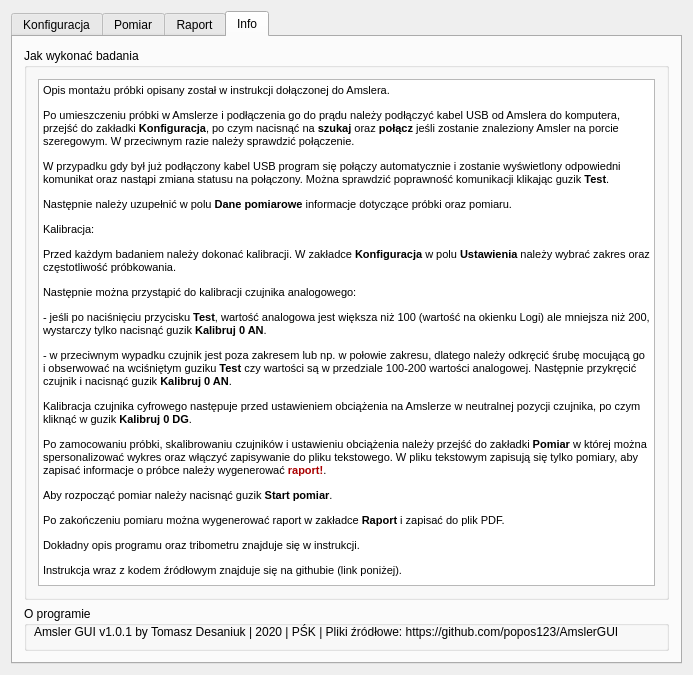
popos123/AmslerGUI, file AmslerGUI/mainwindow.ui: the form before one commit.
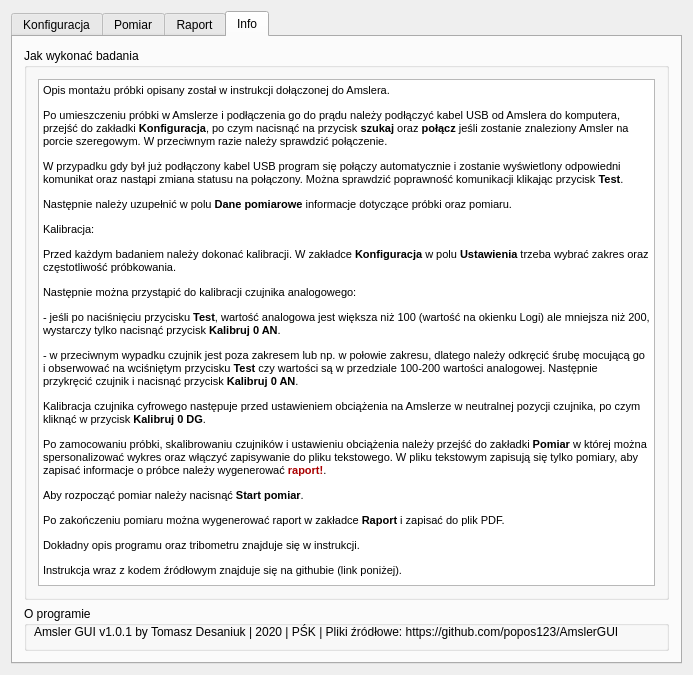
The form after the commit. The open tabs and pages were chosen to show the change. Custom widgets are drawn as their Qt base class.

Diff of the .ui file:
```diff
--- a/AmslerGUI/mainwindow.ui
+++ b/AmslerGUI/mainwindow.ui
@@ -1347,17 +1347,17 @@
 p, li { white-space: pre-wrap; }
 &lt;/style&gt;&lt;/head&gt;&lt;body style=&quot; font-family:'MS Shell Dlg 2'; font-size:8.25pt; font-weight:400; font-style:normal;&quot;&gt;
 &lt;p style=&quot; margin-top:12px; margin-bottom:12px; margin-left:0px; margin-right:0px; -qt-block-indent:0; text-indent:0px;&quot;&gt;&lt;span style=&quot; font-family:'MS Shell Dlg 2','sans-serif'; font-size:8.5pt;&quot;&gt;Opis montażu próbki opisany został w instrukcji dołączonej do Amslera.&lt;/span&gt;&lt;span style=&quot; font-size:8pt;&quot;&gt; &lt;/span&gt;&lt;/p&gt;
-&lt;p style=&quot; margin-top:12px; margin-bottom:12px; margin-left:0px; margin-right:0px; -qt-block-indent:0; text-indent:0px;&quot;&gt;&lt;span style=&quot; font-family:'MS Shell Dlg 2','sans-serif'; font-size:8.5pt;&quot;&gt;Po umieszczeniu próbki w Amslerze i podłączenia go do prądu należy podłączyć kabel USB od Amslera do komputera, przejść do zakładki &lt;/span&gt;&lt;span style=&quot; font-family:'MS Shell Dlg 2','sans-serif'; font-size:8.5pt; font-weight:600;&quot;&gt;Konfiguracja&lt;/span&gt;&lt;span style=&quot; font-family:'MS Shell Dlg 2','sans-serif'; font-size:8.5pt;&quot;&gt;, po czym nacisnąć na &lt;/span&gt;&lt;span style=&quot; font-family:'MS Shell Dlg 2','sans-serif'; font-size:8.5pt; font-weight:600;&quot;&gt;szukaj&lt;/span&gt;&lt;span style=&quot; font-family:'MS Shell Dlg 2','sans-serif'; font-size:8.5pt;&quot;&gt; oraz &lt;/span&gt;&lt;span style=&quot; font-family:'MS Shell Dlg 2','sans-serif'; font-size:8.5pt; font-weight:600;&quot;&gt;połącz&lt;/span&gt;&lt;span style=&quot; font-family:'MS Shell Dlg 2','sans-serif'; font-size:8.5pt;&quot;&gt; jeśli zostanie znaleziony Amsler na porcie szeregowym. W przeciwnym razie należy sprawdzić połączenie.&lt;/span&gt;&lt;span style=&quot; font-size:8pt;&quot;&gt; &lt;/span&gt;&lt;/p&gt;
-&lt;p style=&quot; margin-top:12px; margin-bottom:12px; margin-left:0px; margin-right:0px; -qt-block-indent:0; text-indent:0px;&quot;&gt;&lt;span style=&quot; font-family:'MS Shell Dlg 2','sans-serif'; font-size:8.5pt;&quot;&gt;W przypadku gdy był już podłączony kabel USB program się połączy automatycznie i zostanie wyświetlony odpowiedni komunikat oraz nastąpi zmiana statusu na połączony. Można sprawdzić poprawność komunikacji klikając guzik &lt;/span&gt;&lt;span style=&quot; font-family:'MS Shell Dlg 2','sans-serif'; font-size:8.5pt; font-weight:600;&quot;&gt;Test&lt;/span&gt;&lt;span style=&quot; font-family:'MS Shell Dlg 2','sans-serif'; font-size:8.5pt;&quot;&gt;.&lt;/span&gt;&lt;span style=&quot; font-size:8pt;&quot;&gt; &lt;/span&gt;&lt;/p&gt;
+&lt;p style=&quot; margin-top:12px; margin-bottom:12px; margin-left:0px; margin-right:0px; -qt-block-indent:0; text-indent:0px;&quot;&gt;&lt;span style=&quot; font-family:'MS Shell Dlg 2','sans-serif'; font-size:8.5pt;&quot;&gt;Po umieszczeniu próbki w Amslerze i podłączenia go do prądu należy podłączyć kabel USB od Amslera do komputera, przejść do zakładki &lt;/span&gt;&lt;span style=&quot; font-family:'MS Shell Dlg 2','sans-serif'; font-size:8.5pt; font-weight:600;&quot;&gt;Konfiguracja&lt;/span&gt;&lt;span style=&quot; font-family:'MS Shell Dlg 2','sans-serif'; font-size:8.5pt;&quot;&gt;, po czym nacisnąć na przycisk &lt;/span&gt;&lt;span style=&quot; font-family:'MS Shell Dlg 2','sans-serif'; font-size:8.5pt; font-weight:600;&quot;&gt;szukaj&lt;/span&gt;&lt;span style=&quot; font-family:'MS Shell Dlg 2','sans-serif'; font-size:8.5pt;&quot;&gt; oraz &lt;/span&gt;&lt;span style=&quot; font-family:'MS Shell Dlg 2','sans-serif'; font-size:8.5pt; font-weight:600;&quot;&gt;połącz&lt;/span&gt;&lt;span style=&quot; font-family:'MS Shell Dlg 2','sans-serif'; font-size:8.5pt;&quot;&gt; jeśli zostanie znaleziony Amsler na porcie szeregowym. W przeciwnym razie należy sprawdzić połączenie.&lt;/span&gt;&lt;span style=&quot; font-size:8pt;&quot;&gt; &lt;/span&gt;&lt;/p&gt;
+&lt;p style=&quot; margin-top:12px; margin-bottom:12px; margin-left:0px; margin-right:0px; -qt-block-indent:0; text-indent:0px;&quot;&gt;&lt;span style=&quot; font-family:'MS Shell Dlg 2','sans-serif'; font-size:8.5pt;&quot;&gt;W przypadku gdy był już podłączony kabel USB program się połączy automatycznie i zostanie wyświetlony odpowiedni komunikat oraz nastąpi zmiana statusu na połączony. Można sprawdzić poprawność komunikacji klikając przycisk &lt;/span&gt;&lt;span style=&quot; font-family:'MS Shell Dlg 2','sans-serif'; font-size:8.5pt; font-weight:600;&quot;&gt;Test&lt;/span&gt;&lt;span style=&quot; font-family:'MS Shell Dlg 2','sans-serif'; font-size:8.5pt;&quot;&gt;.&lt;/span&gt;&lt;span style=&quot; font-size:8pt;&quot;&gt; &lt;/span&gt;&lt;/p&gt;
 &lt;p style=&quot; margin-top:12px; margin-bottom:12px; margin-left:0px; margin-right:0px; -qt-block-indent:0; text-indent:0px;&quot;&gt;&lt;span style=&quot; font-family:'MS Shell Dlg 2','sans-serif'; font-size:8.5pt;&quot;&gt;Następnie należy uzupełnić w polu &lt;/span&gt;&lt;span style=&quot; font-family:'MS Shell Dlg 2','sans-serif'; font-size:8.5pt; font-weight:600;&quot;&gt;Dane&lt;/span&gt;&lt;span style=&quot; font-family:'MS Shell Dlg 2','sans-serif'; font-size:8.5pt;&quot;&gt; &lt;/span&gt;&lt;span style=&quot; font-family:'MS Shell Dlg 2','sans-serif'; font-size:8.5pt; font-weight:600;&quot;&gt;pomiarowe&lt;/span&gt;&lt;span style=&quot; font-family:'MS Shell Dlg 2','sans-serif'; font-size:8.5pt;&quot;&gt; informacje dotyczące próbki oraz pomiaru.&lt;/span&gt;&lt;span style=&quot; font-size:8pt;&quot;&gt; &lt;/span&gt;&lt;/p&gt;
 &lt;p style=&quot; margin-top:12px; margin-bottom:12px; margin-left:0px; margin-right:0px; -qt-block-indent:0; text-indent:0px;&quot;&gt;&lt;span style=&quot; font-family:'MS Shell Dlg 2','sans-serif'; font-size:8.5pt;&quot;&gt;Kalibracja:&lt;/span&gt;&lt;span style=&quot; font-size:8pt;&quot;&gt; &lt;/span&gt;&lt;/p&gt;
-&lt;p style=&quot; margin-top:12px; margin-bottom:12px; margin-left:0px; margin-right:0px; -qt-block-indent:0; text-indent:0px;&quot;&gt;&lt;span style=&quot; font-family:'MS Shell Dlg 2','sans-serif'; font-size:8.5pt;&quot;&gt;Przed każdym badaniem należy dokonać kalibracji. W zakładce &lt;/span&gt;&lt;span style=&quot; font-family:'MS Shell Dlg 2','sans-serif'; font-size:8.5pt; font-weight:600;&quot;&gt;Konfiguracja&lt;/span&gt;&lt;span style=&quot; font-family:'MS Shell Dlg 2','sans-serif'; font-size:8.5pt;&quot;&gt; w polu &lt;/span&gt;&lt;span style=&quot; font-family:'MS Shell Dlg 2','sans-serif'; font-size:8.5pt; font-weight:600;&quot;&gt;Ustawienia&lt;/span&gt;&lt;span style=&quot; font-family:'MS Shell Dlg 2','sans-serif'; font-size:8.5pt;&quot;&gt; należy wybrać zakres oraz częstotliwość próbkowania.&lt;/span&gt;&lt;span style=&quot; font-size:8pt;&quot;&gt; &lt;/span&gt;&lt;/p&gt;
+&lt;p style=&quot; margin-top:12px; margin-bottom:12px; margin-left:0px; margin-right:0px; -qt-block-indent:0; text-indent:0px;&quot;&gt;&lt;span style=&quot; font-family:'MS Shell Dlg 2','sans-serif'; font-size:8.5pt;&quot;&gt;Przed każdym badaniem należy dokonać kalibracji. W zakładce &lt;/span&gt;&lt;span style=&quot; font-family:'MS Shell Dlg 2','sans-serif'; font-size:8.5pt; font-weight:600;&quot;&gt;Konfiguracja&lt;/span&gt;&lt;span style=&quot; font-family:'MS Shell Dlg 2','sans-serif'; font-size:8.5pt;&quot;&gt; w polu &lt;/span&gt;&lt;span style=&quot; font-family:'MS Shell Dlg 2','sans-serif'; font-size:8.5pt; font-weight:600;&quot;&gt;Ustawienia&lt;/span&gt;&lt;span style=&quot; font-family:'MS Shell Dlg 2','sans-serif'; font-size:8.5pt;&quot;&gt; trzeba wybrać zakres oraz częstotliwość próbkowania.&lt;/span&gt;&lt;span style=&quot; font-size:8pt;&quot;&gt; &lt;/span&gt;&lt;/p&gt;
 &lt;p style=&quot; margin-top:12px; margin-bottom:12px; margin-left:0px; margin-right:0px; -qt-block-indent:0; text-indent:0px;&quot;&gt;&lt;span style=&quot; font-family:'MS Shell Dlg 2','sans-serif'; font-size:8.5pt;&quot;&gt;Następnie można przystąpić do kalibracji czujnika analogowego:&lt;/span&gt;&lt;span style=&quot; font-size:8pt;&quot;&gt; &lt;/span&gt;&lt;/p&gt;
-&lt;p style=&quot; margin-top:12px; margin-bottom:12px; margin-left:0px; margin-right:0px; -qt-block-indent:0; text-indent:0px;&quot;&gt;&lt;span style=&quot; font-family:'MS Shell Dlg 2','sans-serif'; font-size:8.5pt;&quot;&gt;- jeśli po naciśnięciu przycisku &lt;/span&gt;&lt;span style=&quot; font-family:'MS Shell Dlg 2','sans-serif'; font-size:8.5pt; font-weight:600;&quot;&gt;Test&lt;/span&gt;&lt;span style=&quot; font-family:'MS Shell Dlg 2','sans-serif'; font-size:8.5pt;&quot;&gt;, wartość analogowa jest większa niż 100 (wartość na okienku Logi) ale mniejsza niż 200, wystarczy tylko nacisnąć guzik&lt;/span&gt;&lt;span style=&quot; font-family:'MS Shell Dlg 2','sans-serif'; font-size:8.5pt; font-weight:600;&quot;&gt; Kalibruj 0 AN&lt;/span&gt;&lt;span style=&quot; font-family:'MS Shell Dlg 2','sans-serif'; font-size:8.5pt;&quot;&gt;.&lt;/span&gt;&lt;span style=&quot; font-size:8pt;&quot;&gt; &lt;/span&gt;&lt;/p&gt;
-&lt;p style=&quot; margin-top:12px; margin-bottom:12px; margin-left:0px; margin-right:0px; -qt-block-indent:0; text-indent:0px;&quot;&gt;&lt;span style=&quot; font-family:'MS Shell Dlg 2','sans-serif'; font-size:8.5pt;&quot;&gt;- w przeciwnym wypadku czujnik jest poza zakresem lub np. w połowie zakresu, dlatego należy odkręcić śrubę mocującą go i obserwować na wciśniętym guziku &lt;/span&gt;&lt;span style=&quot; font-family:'MS Shell Dlg 2','sans-serif'; font-size:8.5pt; font-weight:600;&quot;&gt;Test&lt;/span&gt;&lt;span style=&quot; font-family:'MS Shell Dlg 2','sans-serif'; font-size:8.5pt;&quot;&gt; czy wartości są w przedziale 100-200 wartości analogowej. Następnie przykręcić czujnik i nacisnąć guzik &lt;/span&gt;&lt;span style=&quot; font-family:'MS Shell Dlg 2','sans-serif'; font-size:8.5pt; font-weight:600;&quot;&gt;Kalibruj 0 AN&lt;/span&gt;&lt;span style=&quot; font-family:'MS Shell Dlg 2','sans-serif'; font-size:8.5pt;&quot;&gt;.&lt;/span&gt;&lt;span style=&quot; font-size:8pt;&quot;&gt; &lt;/span&gt;&lt;/p&gt;
-&lt;p style=&quot; margin-top:12px; margin-bottom:12px; margin-left:0px; margin-right:0px; -qt-block-indent:0; text-indent:0px;&quot;&gt;&lt;span style=&quot; font-family:'MS Shell Dlg 2','sans-serif'; font-size:8.5pt;&quot;&gt;Kalibracja czujnika cyfrowego następuje przed ustawieniem obciążenia na Amslerze w neutralnej pozycji czujnika, po czym kliknąć w guzik&lt;/span&gt;&lt;span style=&quot; font-family:'MS Shell Dlg 2','sans-serif'; font-size:8.5pt; font-weight:600;&quot;&gt; Kalibruj 0 DG&lt;/span&gt;&lt;span style=&quot; font-family:'MS Shell Dlg 2','sans-serif'; font-size:8.5pt;&quot;&gt;.&lt;/span&gt;&lt;span style=&quot; font-size:8pt;&quot;&gt; &lt;/span&gt;&lt;/p&gt;
+&lt;p style=&quot; margin-top:12px; margin-bottom:12px; margin-left:0px; margin-right:0px; -qt-block-indent:0; text-indent:0px;&quot;&gt;&lt;span style=&quot; font-family:'MS Shell Dlg 2','sans-serif'; font-size:8.5pt;&quot;&gt;- jeśli po naciśnięciu przycisku &lt;/span&gt;&lt;span style=&quot; font-family:'MS Shell Dlg 2','sans-serif'; font-size:8.5pt; font-weight:600;&quot;&gt;Test&lt;/span&gt;&lt;span style=&quot; font-family:'MS Shell Dlg 2','sans-serif'; font-size:8.5pt;&quot;&gt;, wartość analogowa jest większa niż 100 (wartość na okienku Logi) ale mniejsza niż 200, wystarczy tylko nacisnąć przycisk&lt;/span&gt;&lt;span style=&quot; font-family:'MS Shell Dlg 2','sans-serif'; font-size:8.5pt; font-weight:600;&quot;&gt; Kalibruj 0 AN&lt;/span&gt;&lt;span style=&quot; font-family:'MS Shell Dlg 2','sans-serif'; font-size:8.5pt;&quot;&gt;.&lt;/span&gt;&lt;span style=&quot; font-size:8pt;&quot;&gt; &lt;/span&gt;&lt;/p&gt;
+&lt;p style=&quot; margin-top:12px; margin-bottom:12px; margin-left:0px; margin-right:0px; -qt-block-indent:0; text-indent:0px;&quot;&gt;&lt;span style=&quot; font-family:'MS Shell Dlg 2','sans-serif'; font-size:8.5pt;&quot;&gt;- w przeciwnym wypadku czujnik jest poza zakresem lub np. w połowie zakresu, dlatego należy odkręcić śrubę mocującą go i obserwować na wciśniętym przycisku &lt;/span&gt;&lt;span style=&quot; font-family:'MS Shell Dlg 2','sans-serif'; font-size:8.5pt; font-weight:600;&quot;&gt;Test&lt;/span&gt;&lt;span style=&quot; font-family:'MS Shell Dlg 2','sans-serif'; font-size:8.5pt;&quot;&gt; czy wartości są w przedziale 100-200 wartości analogowej. Następnie przykręcić czujnik i nacisnąć przycisk &lt;/span&gt;&lt;span style=&quot; font-family:'MS Shell Dlg 2','sans-serif'; font-size:8.5pt; font-weight:600;&quot;&gt;Kalibruj 0 AN&lt;/span&gt;&lt;span style=&quot; font-family:'MS Shell Dlg 2','sans-serif'; font-size:8.5pt;&quot;&gt;.&lt;/span&gt;&lt;/p&gt;
+&lt;p style=&quot; margin-top:12px; margin-bottom:12px; margin-left:0px; margin-right:0px; -qt-block-indent:0; text-indent:0px;&quot;&gt;&lt;span style=&quot; font-family:'MS Shell Dlg 2','sans-serif'; font-size:8.5pt;&quot;&gt;Kalibracja czujnika cyfrowego następuje przed ustawieniem obciążenia na Amslerze w neutralnej pozycji czujnika, po czym kliknąć w przycisk&lt;/span&gt;&lt;span style=&quot; font-family:'MS Shell Dlg 2','sans-serif'; font-size:8.5pt; font-weight:600;&quot;&gt; Kalibruj 0 DG&lt;/span&gt;&lt;span style=&quot; font-family:'MS Shell Dlg 2','sans-serif'; font-size:8.5pt;&quot;&gt;.&lt;/span&gt;&lt;span style=&quot; font-size:8pt;&quot;&gt; &lt;/span&gt;&lt;/p&gt;
 &lt;p style=&quot; margin-top:12px; margin-bottom:12px; margin-left:0px; margin-right:0px; -qt-block-indent:0; text-indent:0px;&quot;&gt;&lt;span style=&quot; font-family:'MS Shell Dlg 2','sans-serif'; font-size:8.5pt;&quot;&gt;Po zamocowaniu próbki, skalibrowaniu czujników i ustawieniu obciążenia należy przejść do zakładki &lt;/span&gt;&lt;span style=&quot; font-family:'MS Shell Dlg 2','sans-serif'; font-size:8.5pt; font-weight:600;&quot;&gt;Pomiar&lt;/span&gt;&lt;span style=&quot; font-family:'MS Shell Dlg 2','sans-serif'; font-size:8.5pt;&quot;&gt; w której można spersonalizować wykres oraz włączyć zapisywanie do pliku tekstowego.&lt;/span&gt;&lt;span style=&quot; font-size:8pt;&quot;&gt; W pliku tekstowym zapisują się tylko pomiary, aby zapisać informacje o próbce należy wygenerować &lt;/span&gt;&lt;span style=&quot; font-size:8pt; font-weight:600; color:#aa0000;&quot;&gt;raport!&lt;/span&gt;&lt;span style=&quot; font-size:8pt;&quot;&gt;.&lt;/span&gt;&lt;/p&gt;
-&lt;p style=&quot; margin-top:12px; margin-bottom:12px; margin-left:0px; margin-right:0px; -qt-block-indent:0; text-indent:0px;&quot;&gt;&lt;span style=&quot; font-family:'MS Shell Dlg 2','sans-serif'; font-size:8.5pt;&quot;&gt;Aby rozpocząć pomiar należy nacisnąć guzik &lt;/span&gt;&lt;span style=&quot; font-family:'MS Shell Dlg 2','sans-serif'; font-size:8.5pt; font-weight:600;&quot;&gt;Start pomiar&lt;/span&gt;&lt;span style=&quot; font-family:'MS Shell Dlg 2','sans-serif'; font-size:8.5pt;&quot;&gt;.&lt;/span&gt;&lt;span style=&quot; font-size:8pt;&quot;&gt; &lt;/span&gt;&lt;/p&gt;
+&lt;p style=&quot; margin-top:12px; margin-bottom:12px; margin-left:0px; margin-right:0px; -qt-block-indent:0; text-indent:0px;&quot;&gt;&lt;span style=&quot; font-family:'MS Shell Dlg 2','sans-serif'; font-size:8.5pt;&quot;&gt;Aby rozpocząć pomiar należy nacisnąć &lt;/span&gt;&lt;span style=&quot; font-family:'MS Shell Dlg 2','sans-serif'; font-size:8.5pt; font-weight:600;&quot;&gt;Start pomiar&lt;/span&gt;&lt;span style=&quot; font-family:'MS Shell Dlg 2','sans-serif'; font-size:8.5pt;&quot;&gt;.&lt;/span&gt;&lt;span style=&quot; font-size:8pt;&quot;&gt; &lt;/span&gt;&lt;/p&gt;
 &lt;p style=&quot; margin-top:12px; margin-bottom:12px; margin-left:0px; margin-right:0px; -qt-block-indent:0; text-indent:0px;&quot;&gt;&lt;span style=&quot; font-family:'MS Shell Dlg 2','sans-serif'; font-size:8.5pt;&quot;&gt;Po zakończeniu pomiaru można wygenerować raport w zakładce &lt;/span&gt;&lt;span style=&quot; font-family:'MS Shell Dlg 2','sans-serif'; font-size:8.5pt; font-weight:600;&quot;&gt;Raport&lt;/span&gt;&lt;span style=&quot; font-family:'MS Shell Dlg 2','sans-serif'; font-size:8.5pt;&quot;&gt; i zapisać do plik PDF.&lt;/span&gt;&lt;/p&gt;
 &lt;p style=&quot; margin-top:12px; margin-bottom:12px; margin-left:0px; margin-right:0px; -qt-block-indent:0; text-indent:0px;&quot;&gt;&lt;span style=&quot; font-family:'MS Shell Dlg 2','sans-serif'; font-size:8.5pt;&quot;&gt;Dokładny opis programu oraz tribometru znajduje się w instrukcji.&lt;/span&gt;&lt;/p&gt;
 &lt;p style=&quot; margin-top:12px; margin-bottom:12px; margin-left:0px; margin-right:0px; -qt-block-indent:0; text-indent:0px;&quot;&gt;&lt;span style=&quot; font-family:'MS Shell Dlg 2','sans-serif'; font-size:8.5pt;&quot;&gt;Instrukcja wraz z kodem źródłowym znajduje się na githubie (link poniżej).&lt;/span&gt;&lt;/p&gt;&lt;/body&gt;&lt;/html&gt;</string>
```
